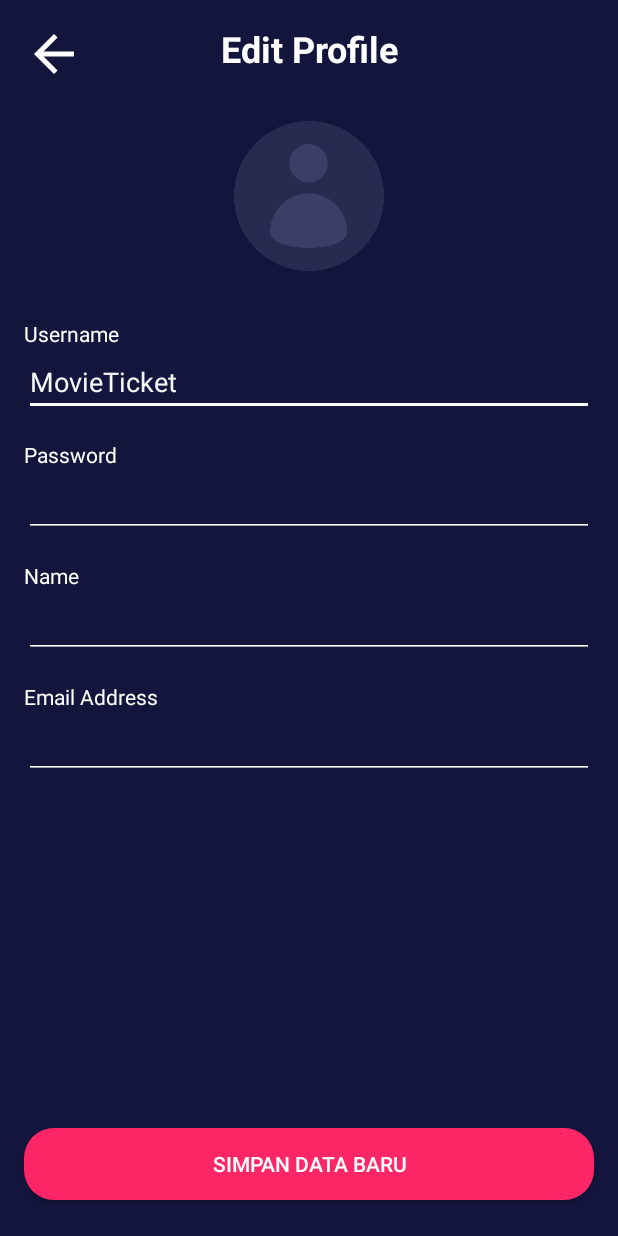
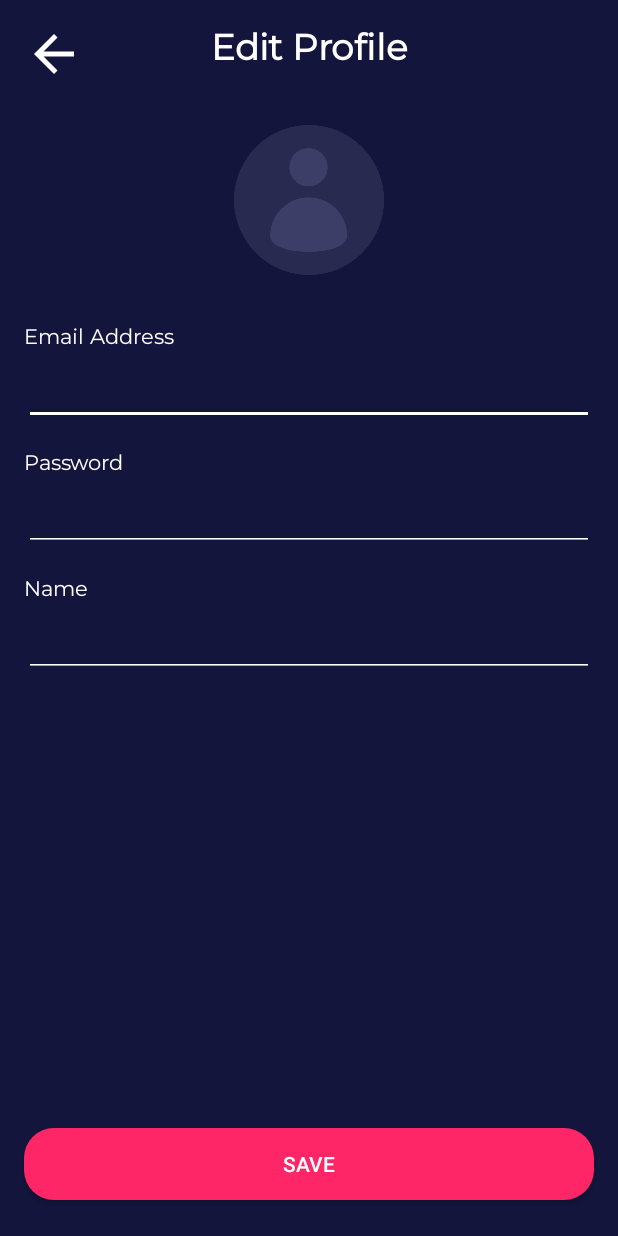
Before and after one commit to alvayonara/MovieTicket, an Android app: the EditProfileActivity screen opened directly, with no data from a screen before it, on a phone screen of 412 x 824 dp. Run offline under Robolectric (Android 15) with nearby library versions, the phone set to English and light mode, and no system bars.

Commit message:
Styling layout Edit Profile

```diff
--- a/app/src/main/res/layout/activity_edit_profile.xml
+++ b/app/src/main/res/layout/activity_edit_profile.xml
@@ -7,14 +7,14 @@
     android:background="@color/colorBlue">
 
     <Button
-        android:id="@+id/btn_home"
+        android:id="@+id/btn_save"
         android:layout_width="0dp"
         android:layout_height="wrap_content"
         android:layout_marginStart="16dp"
         android:layout_marginEnd="16dp"
         android:layout_marginBottom="24dp"
         android:background="@drawable/shape_rectangle_pink"
-        android:text="@string/simpan_data"
+        android:text="@string/save"
         android:textColor="@color/colorWhite"
         app:layout_constraintBottom_toBottomOf="parent"
         app:layout_constraintEnd_toEndOf="parent"
@@ -27,6 +27,7 @@
         android:layout_marginStart="16dp"
         android:layout_marginTop="16dp"
         android:layout_marginEnd="16dp"
+        android:fontFamily="@font/montserrat"
         android:gravity="center"
         android:text="@string/edit_profile"
         android:textColor="@color/colorWhite"
@@ -43,29 +44,30 @@
         android:layout_marginStart="16dp"
         android:layout_marginTop="32dp"
         android:layout_marginEnd="16dp"
-        android:text="@string/username"
+        android:fontFamily="@font/montserrat"
+        android:text="@string/email_address"
         android:textColor="@color/colorWhite"
         app:layout_constraintEnd_toEndOf="parent"
         app:layout_constraintHorizontal_bias="1.0"
         app:layout_constraintStart_toStartOf="parent"
-        app:layout_constraintTop_toBottomOf="@+id/imageView9" />
+        app:layout_constraintTop_toBottomOf="@+id/iv_profile" />
 
     <EditText
-        android:id="@+id/editText"
+        android:id="@+id/edt_email"
         android:layout_width="0dp"
         android:layout_height="wrap_content"
         android:layout_marginStart="16dp"
         android:layout_marginEnd="16dp"
         android:backgroundTint="@color/colorWhite"
         android:ems="10"
-        android:hint="@string/app_name"
-        android:inputType="textPersonName"
+        android:fontFamily="@font/montserrat"
+        android:inputType="textEmailAddress"
         android:textColor="@color/colorWhite"
         android:textColorHint="@color/colorWhiteGrey"
         app:layout_constraintEnd_toEndOf="parent"
         app:layout_constraintStart_toStartOf="parent"
         app:layout_constraintTop_toBottomOf="@+id/textView3"
-        tools:text="alvayep" />
+        tools:text="alvayonara@outlook.com" />
 
     <TextView
         android:id="@+id/textView4"
@@ -73,28 +75,30 @@
         android:layout_height="wrap_content"
         android:layout_marginStart="16dp"
         android:layout_marginTop="16dp"
+        android:fontFamily="@font/montserrat"
         android:text="@string/password"
         android:textColor="@color/colorWhite"
         app:layout_constraintStart_toStartOf="parent"
-        app:layout_constraintTop_toBottomOf="@+id/editText" />
+        app:layout_constraintTop_toBottomOf="@+id/edt_email" />
 
     <EditText
-        android:id="@+id/editText2"
+        android:id="@+id/edt_password"
         android:layout_width="0dp"
         android:layout_height="wrap_content"
         android:layout_marginStart="16dp"
         android:layout_marginEnd="16dp"
         android:backgroundTint="@color/colorWhite"
         android:ems="10"
+        android:fontFamily="@font/montserrat"
         android:inputType="textPassword"
-        tools:text="1234"
         android:textColor="@color/colorWhite"
         app:layout_constraintEnd_toEndOf="parent"
         app:layout_constraintStart_toStartOf="parent"
-        app:layout_constraintTop_toBottomOf="@+id/textView4" />
+        app:layout_constraintTop_toBottomOf="@+id/textView4"
+        tools:text="1234" />
 
     <ImageView
-        android:id="@+id/imageView3"
+        android:id="@+id/iv_back"
         android:layout_width="40dp"
         android:layout_height="40dp"
         android:layout_marginStart="16dp"
@@ -109,54 +113,30 @@
         android:layout_height="wrap_content"
         android:layout_marginStart="16dp"
         android:layout_marginTop="16dp"
+        android:fontFamily="@font/montserrat"
         android:text="@string/name"
         android:textColor="@color/colorWhite"
         app:layout_constraintStart_toStartOf="parent"
-        app:layout_constraintTop_toBottomOf="@+id/editText2" />
+        app:layout_constraintTop_toBottomOf="@+id/edt_password" />
 
     <EditText
-        android:id="@+id/editText3"
+        android:id="@+id/edt_name"
         android:layout_width="0dp"
         android:layout_height="wrap_content"
         android:layout_marginStart="16dp"
         android:layout_marginEnd="16dp"
         android:backgroundTint="@color/colorWhite"
         android:ems="10"
+        android:fontFamily="@font/montserrat"
         android:inputType="textPersonName"
         android:textColor="@color/colorWhite"
         app:layout_constraintEnd_toEndOf="parent"
         app:layout_constraintStart_toStartOf="parent"
         app:layout_constraintTop_toBottomOf="@+id/textView5"
-        tools:text="Alva" />
-
-    <TextView
-        android:id="@+id/textView6"
-        android:layout_width="wrap_content"
-        android:layout_height="wrap_content"
-        android:layout_marginStart="16dp"
-        android:layout_marginTop="16dp"
-        android:text="@string/email_address"
-        android:textColor="@color/colorWhite"
-        app:layout_constraintStart_toStartOf="parent"
-        app:layout_constraintTop_toBottomOf="@+id/editText3" />
-
-    <EditText
-        android:id="@+id/editText4"
-        android:layout_width="0dp"
-        android:layout_height="wrap_content"
-        android:layout_marginStart="16dp"
-        android:layout_marginEnd="16dp"
-        android:backgroundTint="@color/colorWhite"
-        android:ems="10"
-        android:inputType="textPersonName"
-        android:textColor="@color/colorWhite"
-        app:layout_constraintEnd_toEndOf="parent"
-        app:layout_constraintStart_toStartOf="parent"
-        app:layout_constraintTop_toBottomOf="@+id/textView6"
-        tools:text="alvayonara@gmail.com" />
+        tools:text="Alva Yonara" />
 
     <ImageView
-        android:id="@+id/imageView9"
+        android:id="@+id/iv_profile"
         android:layout_width="100dp"
         android:layout_height="100dp"
         android:layout_marginStart="16dp"
--- a/app/src/main/res/values/strings.xml
+++ b/app/src/main/res/values/strings.xml
@@ -68,4 +68,5 @@
     <string name="next">Next</string>
     <string name="register">Register</string>
     <string name="login">Login</string>
+    <string name="save">Save</string>
 </resources>
```
